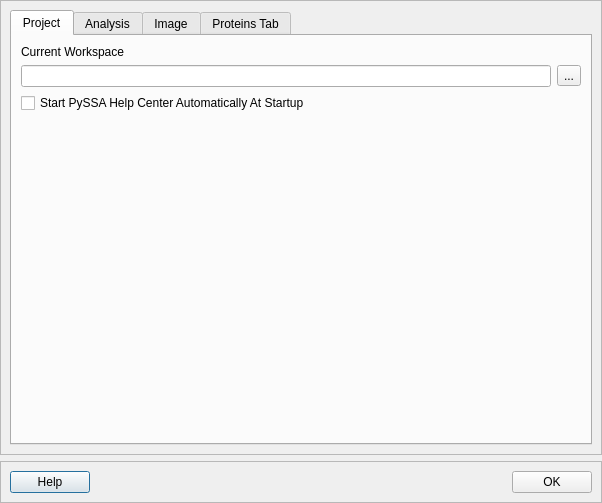
Qt form pyssa/gui/ui/forms/settings_view.ui (urban233/PySSA) before a commit.
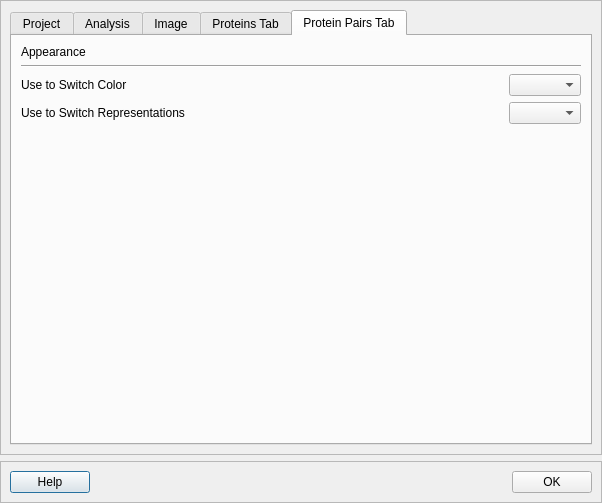
The same form after that commit. The open tabs and pages were chosen to show the change.

Commit message: fix: pymol scene representations on protein pair tab

What changed in the file:
```diff
--- a/pyssa/gui/ui/forms/settings_view.ui
+++ b/pyssa/gui/ui/forms/settings_view.ui
@@ -361,6 +361,98 @@
           </item>
          </layout>
         </widget>
+        <widget class="QWidget" name="protein_pairs_tab">
+         <attribute name="title">
+          <string>Protein Pairs Tab</string>
+         </attribute>
+         <layout class="QVBoxLayout" name="verticalLayout_11">
+          <item>
+           <layout class="QVBoxLayout" name="verticalLayout_13">
+            <item>
+             <widget class="QLabel" name="label_11">
+              <property name="text">
+               <string>Appearance</string>
+              </property>
+             </widget>
+            </item>
+            <item>
+             <widget class="Line" name="line_4">
+              <property name="orientation">
+               <enum>Qt::Horizontal</enum>
+              </property>
+             </widget>
+            </item>
+           </layout>
+          </item>
+          <item>
+           <layout class="QHBoxLayout" name="horizontalLayout_11">
+            <item>
+             <widget class="QLabel" name="label_12">
+              <property name="text">
+               <string>Use to Switch Color</string>
+              </property>
+             </widget>
+            </item>
+            <item>
+             <spacer name="horizontalSpacer_4">
+              <property name="orientation">
+               <enum>Qt::Horizontal</enum>
+              </property>
+              <property name="sizeHint" stdset="0">
+               <size>
+                <width>40</width>
+                <height>20</height>
+               </size>
+              </property>
+             </spacer>
+            </item>
+            <item>
+             <widget class="QComboBox" name="box_protein_pairs_tab_box_color"/>
+            </item>
+           </layout>
+          </item>
+          <item>
+           <layout class="QHBoxLayout" name="horizontalLayout_12">
+            <item>
+             <widget class="QLabel" name="label_13">
+              <property name="text">
+               <string>Use to Switch Representations</string>
+              </property>
+             </widget>
+            </item>
+            <item>
+             <spacer name="horizontalSpacer_5">
+              <property name="orientation">
+               <enum>Qt::Horizontal</enum>
+              </property>
+              <property name="sizeHint" stdset="0">
+               <size>
+                <width>40</width>
+                <height>20</height>
+               </size>
+              </property>
+             </spacer>
+            </item>
+            <item>
+             <widget class="QComboBox" name="box_protein_pairs_tab_toggle_checkbox"/>
+            </item>
+           </layout>
+          </item>
+          <item>
+           <spacer name="verticalSpacer_5">
+            <property name="orientation">
+             <enum>Qt::Vertical</enum>
+            </property>
+            <property name="sizeHint" stdset="0">
+             <size>
+              <width>20</width>
+              <height>267</height>
+             </size>
+            </property>
+           </spacer>
+          </item>
+         </layout>
+        </widget>
        </widget>
       </item>
      </layout>
```
The commit also changes 5 other files.
